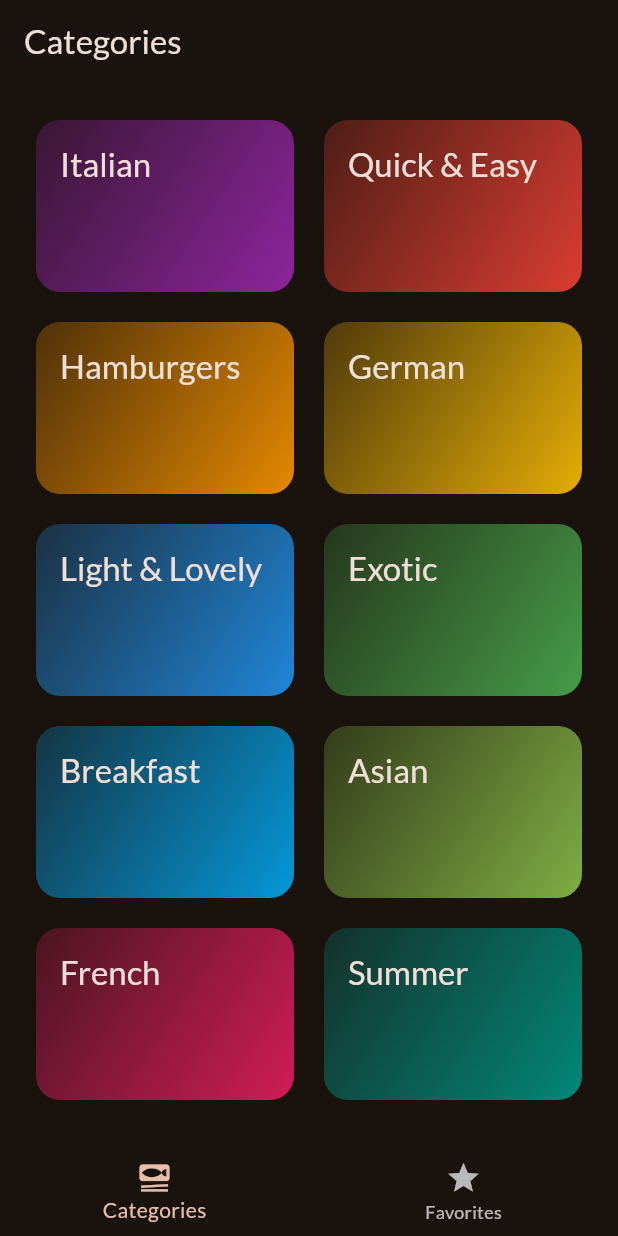
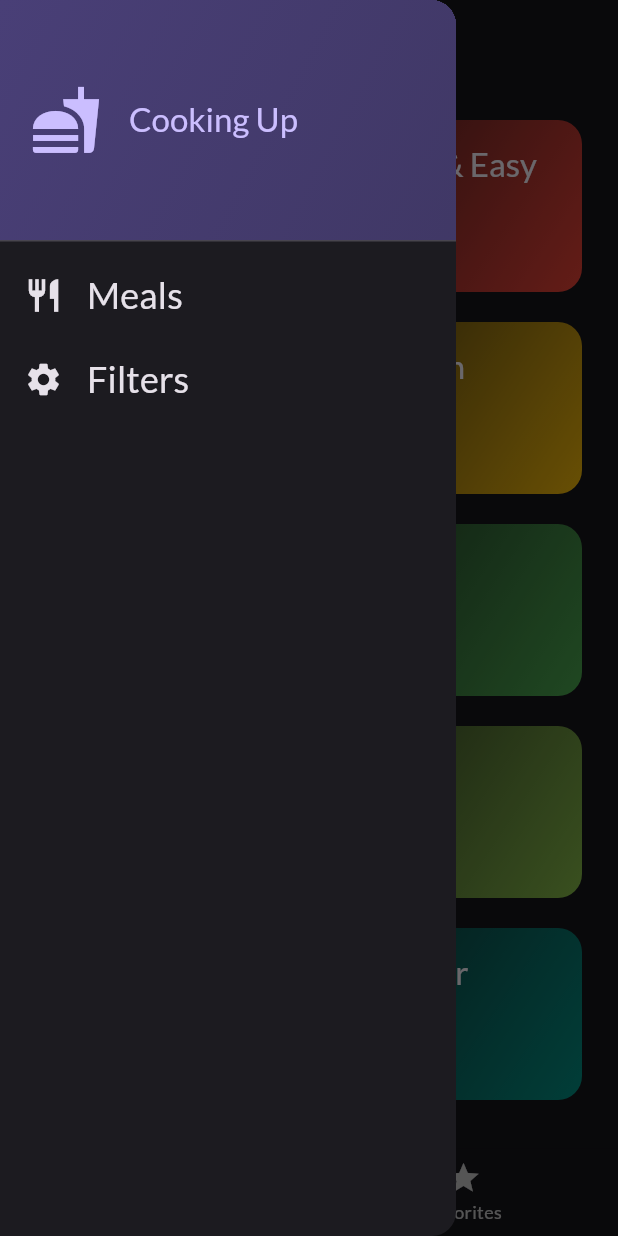
Before and after one commit to Daffnel/resturang_app, a Flutter app: the screen it shows after launch, with the side drawer open (before the commit the screen has no drawer), on a phone screen of 412 x 824 dp. Run offline on Flutter 3.47's test engine with Material 3 defaults, Android fonts, the phone set to English and light mode, and no system bars; our stand-ins replace google_fonts, transparent_image.

Commit message:
Side drawer

```diff
--- a/lib/main.dart
+++ b/lib/main.dart
@@ -1,16 +1,13 @@
 import 'package:flutter/material.dart';
 
 import 'package:google_fonts/google_fonts.dart';
-import 'package:resturang_app/screens/categories.dart';
-import 'package:resturang_app/screens/meals.dart';
-import 'package:resturang_app/data/dummy_data.dart';
 import 'package:resturang_app/screens/tabs.dart';
 
 final theme = ThemeData(
   useMaterial3: true,
   colorScheme: ColorScheme.fromSeed(
     brightness: Brightness.dark,
-    seedColor: const Color.fromARGB(255, 131, 57, 0),
+    seedColor: const Color.fromARGB(255, 59, 38, 134),
   ),
   textTheme: GoogleFonts.latoTextTheme(),
 );
--- /dev/null
+++ b/lib/screens/filters.dart
@@ -0,0 +1,18 @@
+import 'package:flutter/material.dart';
+
+class FilterScreen extends StatefulWidget {
+  const FilterScreen
+({super.key});
+
+  @override
+  State<FilterScreen
+> createState() => _FilterScreen
+State();
+}
+
+class _FilterScreenState extends State<FilterScreen> {
+  @override
+  Widget build(BuildContext context) {
+    return const Placeholder();
+  }
+}
--- a/lib/screens/tabs.dart
+++ b/lib/screens/tabs.dart
@@ -3,6 +3,7 @@ import 'package:resturang_app/data/dummy_data.dart';
 import 'package:resturang_app/models/meal.dart';
 import 'package:resturang_app/screens/categories.dart';
 import 'package:resturang_app/screens/meals.dart';
+import 'package:resturang_app/widgets/main_drawer.dart';
 
 class TabsScreen extends StatefulWidget {
   const TabsScreen({super.key});
@@ -47,6 +48,13 @@ class _TabsScreenState extends State<TabsScreen> {
     });
   }
 
+  void _setScreen(String identifier) {
+    if (identifier == 'filter') {
+    } else {
+      Navigator.of(context).pop();
+    }
+  }
+
   @override
   Widget build(BuildContext context) {
     Widget activePage = CategoriesScreen(
@@ -64,6 +72,7 @@ class _TabsScreenState extends State<TabsScreen> {
     }
 
     return Scaffold(
+      drawer: MainDrawer(onSelectScreen: _setScreen),
       bottomNavigationBar: BottomNavigationBar(
         onTap: _selectPage,
         currentIndex: _selectedPageIndex,
--- /dev/null
+++ b/lib/widgets/main_drawer.dart
@@ -0,0 +1,90 @@
+import 'package:flutter/material.dart';
+import 'package:resturang_app/main.dart';
+
+class MainDrawer extends StatelessWidget {
+  const MainDrawer({super.key, required this.onSelectScreen});
+
+  final void Function(String identifier) onSelectScreen;
+
+  @override
+  Widget build(BuildContext context) {
+    return Drawer(
+      child: Column(
+        children: [
+          DrawerHeader(
+            padding: EdgeInsetsGeometry.all(20),
+            decoration: BoxDecoration(
+              gradient: LinearGradient(
+                colors: [
+                  Theme.of(context).colorScheme.primaryContainer,
+                  Theme.of(context).colorScheme.primaryContainer.withOpacity(0.8),
+                ],
+                begin: AlignmentGeometry.topLeft,
+                end: AlignmentGeometry.bottomRight,
+              ),
+            ),
+            child: Row(
+              children: [
+                Icon(
+                  Icons.fastfood,
+                  size: 48.0,
+                  color: Theme.of(context).colorScheme.primary,
+                ),
+                const SizedBox(width: 18),
+                Text(
+                  'Cooking Up',
+                  style:
+                      Theme.of(
+                        context,
+                      ).textTheme.titleLarge!.copyWith(
+                        color: Theme.of(context).colorScheme.primary,
+                      ),
+                ),
+              ],
+            ),
+          ),
+          ListTile(
+            onTap: () {
+              onSelectScreen('meals');
+            },
+            leading: Icon(
+              Icons.restaurant,
+              size: 26,
+              color: Theme.of(context).colorScheme.onBackground,
+            ),
+            title: Text(
+              'Meals',
+              style:
+                  Theme.of(
+                    context,
+                  ).textTheme.titleSmall!.copyWith(
+                    color: Theme.of(context).colorScheme.onBackground,
+                    fontSize: 24.0,
+                  ),
+            ),
+          ),
+          ListTile(
+            onTap: () {
+              onSelectScreen('filter');
+            },
+            leading: Icon(
+              Icons.settings,
+              size: 26,
+              color: Theme.of(context).colorScheme.onBackground,
+            ),
+            title: Text(
+              'Filters',
+              style:
+                  Theme.of(
+                    context,
+                  ).textTheme.titleSmall!.copyWith(
+                    color: Theme.of(context).colorScheme.onBackground,
+                    fontSize: 24.0,
+                  ),
+            ),
+          ),
+        ],
+      ),
+    );
+  }
+}
```
